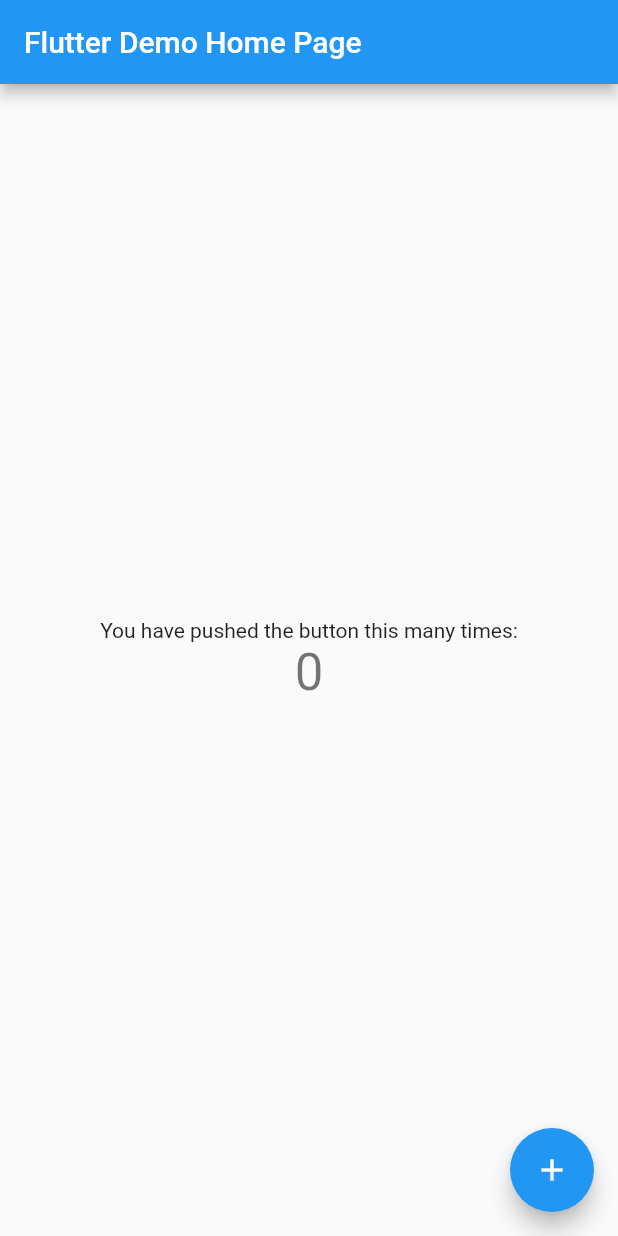
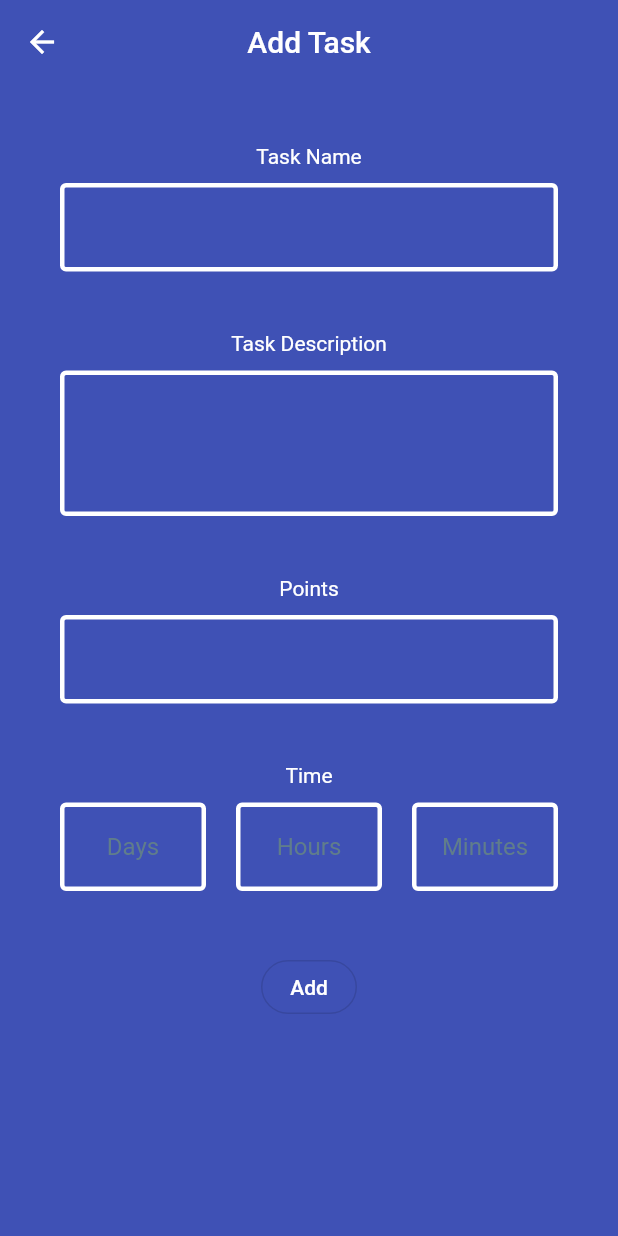
Before and after one commit to thejacobhardman/Gamified-Task-Tracker, a Flutter app: the screen it shows after launch, on a phone screen of 412 x 824 dp. Run offline on Flutter 3.47's test engine with Material 2 defaults, Android fonts, the phone set to English and light mode, and no system bars.

Commit message:
Added add task page

```diff
--- /dev/null
+++ b/gamified_task_tracker/lib/add-task.dart
@@ -0,0 +1,183 @@
+import 'package:flutter/material.dart';
+
+const Color backgroundColor = Colors.indigo;
+const Color textColor = Colors.white;
+const double edgeInsets = 40.0;
+
+class FieldRow extends StatelessWidget {
+
+  final String title;
+  final Widget child;
+
+  FieldRow({super.key, required this.title, required this.child});
+
+  @override
+  Widget build(BuildContext context) {
+    return Row(
+      children: <Widget>[
+        Column(
+            children: <Widget>[
+              Row(
+                  children: <Widget>[
+                    Text(
+                        title,
+                        style: const TextStyle(
+                          color: textColor,
+                        )
+                    ),
+                  ]
+              ),
+              const SizedBox(height: 10),
+              Row(
+                  mainAxisAlignment: MainAxisAlignment.start,
+                  children: <Widget>[
+                    child
+                  ]
+              ),
+              const SizedBox(height: 40),
+            ]
+        )
+      ],
+    );
+  }
+}
+
+class TaskTextField extends StatelessWidget {
+
+  final int lines;
+  final double width;
+  final String hint;
+
+  const TaskTextField({super.key, this.lines = 1, this.width = 0, this.hint = ''});
+
+  @override
+  Widget build(BuildContext context) {
+    return SizedBox(
+        width: width == 0 ? MediaQuery.of(context).size.width - (edgeInsets * 2) : width,
+        child: TextField(
+          textAlign: TextAlign.center,
+          maxLines: lines,
+          cursorColor: textColor,
+          style: const TextStyle(color: textColor),
+          decoration: InputDecoration(
+            hintText: hint,
+            hintStyle: TextStyle(
+              color: Colors.blueGrey
+            ),
+            enabledBorder: OutlineInputBorder(
+              borderSide: BorderSide(
+                  color: textColor,
+                  width: 3,
+              ),
+            ),
+            focusedBorder: OutlineInputBorder(
+              borderSide: BorderSide(
+                  color: textColor,
+                  width: 3,
+              ),
+            ),
+          ),
+        ),
+    );
+  }
+}
+
+class CreateTaskPage extends StatelessWidget {
+
+  const CreateTaskPage({super.key});
+
+  @override
+  Widget build(BuildContext context) {
+
+    double pageWidth = MediaQuery.of(context).size.width;
+
+    return Scaffold(
+        backgroundColor: backgroundColor,
+        appBar: AppBar(
+          title: const Text(
+              "Add Task",
+              style: TextStyle(
+                color: textColor,
+              )
+          ),
+          centerTitle: true,
+          leading: GestureDetector(
+              child: const Icon(
+                Icons.arrow_back,
+                color: textColor,
+              )
+          ),
+          backgroundColor: Colors.transparent,
+          elevation: 0,
+
+        ),
+        body: SingleChildScrollView(
+          scrollDirection: Axis.vertical,
+          child:
+            Container(
+          padding: const EdgeInsets.all(edgeInsets),
+          child: Column(
+            children: [
+              FieldRow(
+                title: "Task Name",
+                child: TaskTextField()
+              ),
+              FieldRow(
+                  title: "Task Description",
+                  child: TaskTextField(
+                      lines: 3
+                  )
+              ),
+              FieldRow(
+                title: "Points",
+                child: TaskTextField()
+              ),
+              FieldRow(
+                  title: "Time",
+                  child: Row(
+                    children: [
+                      TaskTextField(
+                        width: (pageWidth - (edgeInsets * 3)) / 3,
+                        hint: "Days",
+                      ),
+                      const SizedBox(width: edgeInsets / 2),
+                      TaskTextField(
+                        width: (pageWidth - (edgeInsets * 3)) / 3,
+                        hint: "Hours",
+                        ),
+                      const SizedBox(width: edgeInsets / 2),
+                      TaskTextField(
+                        width: (pageWidth - (edgeInsets * 3)) / 3,
+                        hint: "Minutes",
+                        ),
+                  ])
+              ),
+              OutlinedButton(
+                style: ButtonStyle(
+                  foregroundColor: MaterialStateProperty.all<Color>(textColor),
+                  overlayColor: MaterialStateProperty.resolveWith<Color?>(
+                    (Set<MaterialState> states) {
+                      if (states.contains(MaterialState.hovered))
+                        return textColor.withOpacity(0.04);
+                      if (states.contains(MaterialState.focused) ||
+                          states.contains(MaterialState.pressed))
+                        return textColor.withOpacity(0.12);
+                      return null; // Defer to the widget's default.
+                    },
+                  ),
+                  shape: MaterialStateProperty.all(RoundedRectangleBorder(
+                    borderRadius: BorderRadius.circular(30.0),
+                    side: BorderSide(color: Colors.white, width: 2.0)
+                    )),
+                ),
+                onPressed: () { },
+                child: Text('Add'),
+              )
+            ]
+          )
+        )
+        )
+    );
+  }
+
+}
--- a/gamified_task_tracker/lib/main.dart
+++ b/gamified_task_tracker/lib/main.dart
@@ -1,115 +1,16 @@
 import 'package:flutter/material.dart';
+import 'add-task.dart';
+
 
 void main() {
-  runApp(const MyApp());
+  runApp(MyApp());
 }
 
 class MyApp extends StatelessWidget {
-  const MyApp({super.key});
-
-  // This widget is the root of your application.
   @override
   Widget build(BuildContext context) {
     return MaterialApp(
-      title: 'Flutter Demo',
-      theme: ThemeData(
-        // This is the theme of your application.
-        //
-        // Try running your application with "flutter run". You'll see the
-        // application has a blue toolbar. Then, without quitting the app, try
-        // changing the primarySwatch below to Colors.green and then invoke
-        // "hot reload" (press "r" in the console where you ran "flutter run",
-        // or simply save your changes to "hot reload" in a Flutter IDE).
-        // Notice that the counter didn't reset back to zero; the application
-        // is not restarted.
-        primarySwatch: Colors.blue,
-      ),
-      home: const MyHomePage(title: 'Flutter Demo Home Page'),
+      home: CreateTaskPage(),
     );
   }
 }
-
-class MyHomePage extends StatefulWidget {
-  const MyHomePage({super.key, required this.title});
-
-  // This widget is the home page of your application. It is stateful, meaning
-  // that it has a State object (defined below) that contains fields that affect
-  // how it looks.
-
-  // This class is the configuration for the state. It holds the values (in this
-  // case the title) provided by the parent (in this case the App widget) and
-  // used by the build method of the State. Fields in a Widget subclass are
-  // always marked "final".
-
-  final String title;
-
-  @override
-  State<MyHomePage> createState() => _MyHomePageState();
-}
-
-class _MyHomePageState extends State<MyHomePage> {
-  int _counter = 0;
-
-  void _incrementCounter() {
-    setState(() {
-      // This call to setState tells the Flutter framework that something has
-      // changed in this State, which causes it to rerun the build method below
-      // so that the display can reflect the updated values. If we changed
-      // _counter without calling setState(), then the build method would not be
-      // called again, and so nothing would appear to happen.
-      _counter++;
-    });
-  }
-
-  @override
-  Widget build(BuildContext context) {
-    // This method is rerun every time setState is called, for instance as done
-    // by the _incrementCounter method above.
-    //
-    // The Flutter framework has been optimized to make rerunning build methods
-    // fast, so that you can just rebuild anything that needs updating rather
-    // than having to individually change instances of widgets.
-    return Scaffold(
-      appBar: AppBar(
-        // Here we take the value from the MyHomePage object that was created by
-        // the App.build method, and use it to set our appbar title.
-        title: Text(widget.title),
-      ),
-      body: Center(
-        // Center is a layout widget. It takes a single child and positions it
-        // in the middle of the parent.
-        child: Column(
-          // Column is also a layout widget. It takes a list of children and
-          // arranges them vertically. By default, it sizes itself to fit its
-          // children horizontally, and tries to be as tall as its parent.
-          //
-          // Invoke "debug painting" (press "p" in the console, choose the
-          // "Toggle Debug Paint" action from the Flutter Inspector in Android
-          // Studio, or the "Toggle Debug Paint" command in Visual Studio Code)
-          // to see the wireframe for each widget.
-          //
-          // Column has various properties to control how it sizes itself and
-          // how it positions its children. Here we use mainAxisAlignment to
-          // center the children vertically; the main axis here is the vertical
-          // axis because Columns are vertical (the cross axis would be
-          // horizontal).
-          mainAxisAlignment: MainAxisAlignment.center,
-          children: <Widget>[
-            const Text(
-              'You have pushed the button this many times:',
-            ),
-            Text(
-              '$_counter',
-              style: Theme.of(context).textTheme.headline4,
-            ),
-          ],
-        ),
-      ),
-      floatingActionButton: FloatingActionButton(
-        onPressed: _incrementCounter,
-        tooltip: 'Increment',
-        child: const Icon(Icons.add),
-      ), // This trailing comma makes auto-formatting nicer for build methods.
-    );
-  }
-}
```
